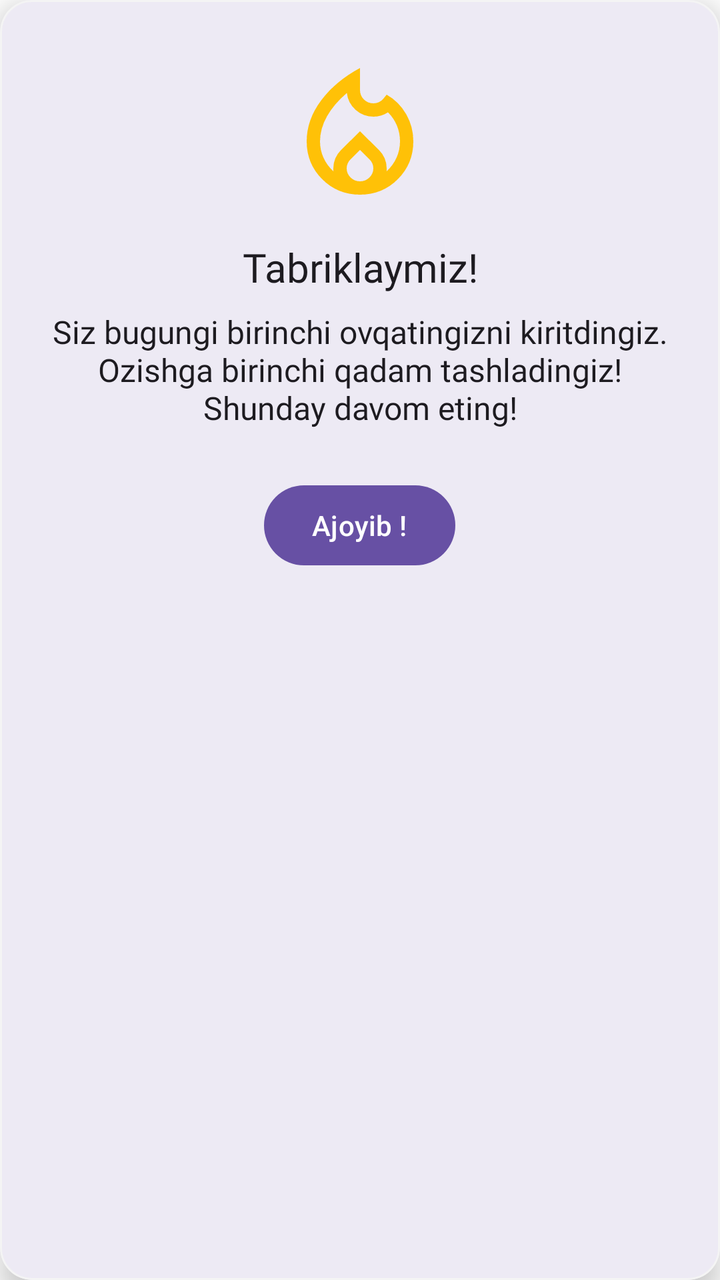
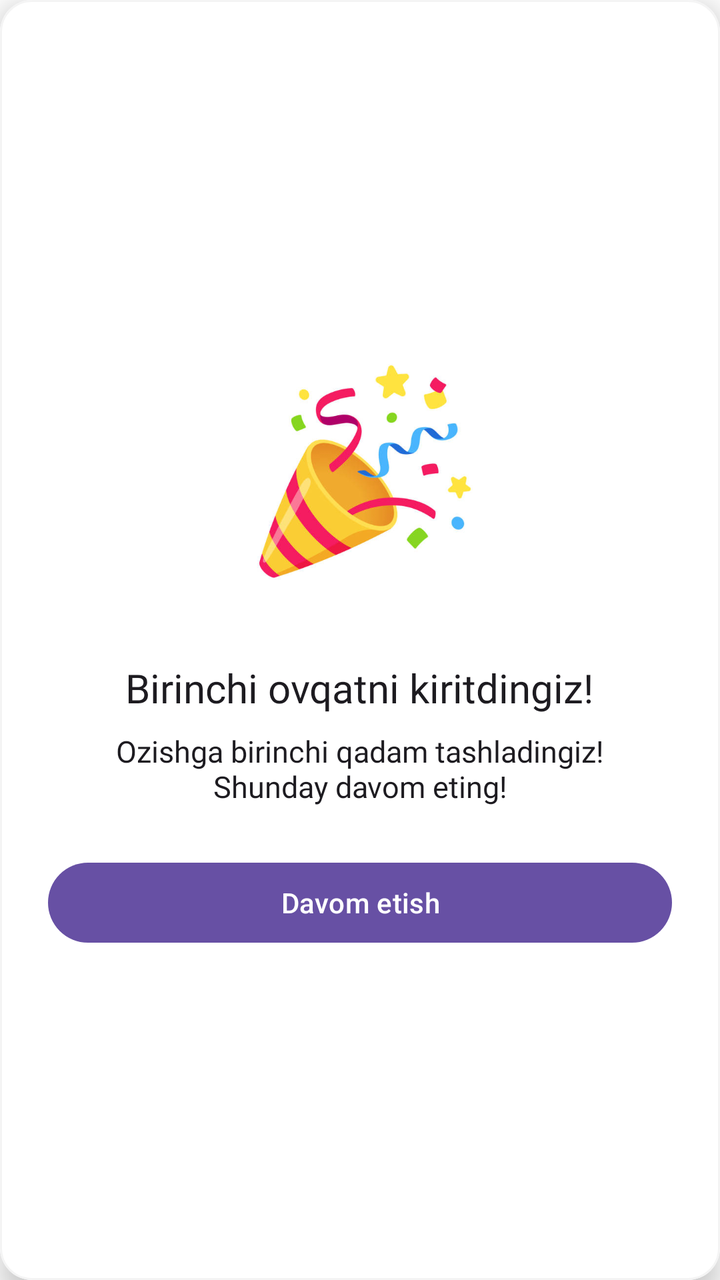

Two renders of the same Android screen: before a commit and after it. Below are the layout's source before the change and the commit's diff.
<!-- AndroidManifest.xml: application theme Theme.Ozamiz -->
<!-- res/layout/dialog_first_log_congratulation.xml -->
<?xml version="1.0" encoding="utf-8"?>
<com.google.android.material.card.MaterialCardView
    xmlns:android="http://schemas.android.com/apk/res/android"
    xmlns:app="http://schemas.android.com/apk/res-auto"
    xmlns:tools="http://schemas.android.com/tools"
    android:layout_width="match_parent"
    android:layout_height="wrap_content"
    android:layout_marginHorizontal="24dp"
    app:cardCornerRadius="16dp"
    app:cardElevation="8dp"
    app:cardBackgroundColor="?colorSurfaceContainerLowest">

    <LinearLayout
        android:layout_width="match_parent"
        android:layout_height="wrap_content"
        android:orientation="vertical"
        android:padding="24dp"
        android:gravity="center_horizontal">

        <ImageView
            android:id="@+id/image_congrats_icon"
            android:layout_width="80dp"
            android:layout_height="80dp"
            android:src="@drawable/fire_ic"
            app:tint="#FFC107"
            android:layout_marginBottom="16dp"/>

        <TextView
            android:id="@+id/text_congrats_title"
            style="@style/Title2_20"
            android:layout_width="wrap_content"
            android:layout_height="wrap_content"
            android:text="Tabriklaymiz!"
            android:textColor="?colorOnSurface"
            android:gravity="center"/>

        <TextView
            android:id="@+id/text_congrats_message"
            style="@style/Text1_16"
            android:layout_width="wrap_content"
            android:layout_height="wrap_content"
            android:layout_marginTop="8dp"
            android:textColor="?colorOnSurface"
            android:gravity="center"
            android:text="Siz bugungi birinchi ovqatingizni kiritdingiz.\nOzishga birinchi qadam tashladingiz!\nShunday davom eting!" />

        <com.google.android.material.button.MaterialButton
            android:id="@+id/button_congrats_ok"
            style="@style/Widget.Material3.Button"
            android:layout_width="wrap_content"
            android:layout_height="wrap_content"
            android:layout_marginTop="24dp"
            android:text="Ajoyib !" />

    </LinearLayout>
</com.google.android.material.card.MaterialCardView>
<!-- resources referenced by this layout -->
<resources>
  <!-- drawable fire_ic (drawable) -->
  <vector xmlns:android="http://schemas.android.com/apk/res/android"
      android:width="24dp"
      android:height="24dp"
      android:viewportWidth="960"
      android:viewportHeight="960"
      android:tint="?attr/colorControlNormal">
    <path
        android:fillColor="@android:color/white"
        android:pathData="M240,560Q240,612 261,658.5Q282,705 321,740Q320,735 320,731Q320,727 320,722Q320,690 332,662Q344,634 367,611L480,500L593,611Q616,634 628,662Q640,690 640,722Q640,727 640,731Q640,735 639,740Q678,705 699,658.5Q720,612 720,560Q720,510 701.5,465.5Q683,421 648,386L648,386Q628,399 606,405.5Q584,412 561,412Q499,412 453.5,371Q408,330 401,270L401,270Q362,303 332,338.5Q302,374 281.5,410.5Q261,447 250.5,485Q240,523 240,560ZM480,612L423,668Q412,679 406,693Q400,707 400,722Q400,754 423.5,777Q447,800 480,800Q513,800 536.5,777Q560,754 560,722Q560,706 554,692.5Q548,679 537,668L480,612ZM480,120L480,252Q480,286 503.5,309Q527,332 561,332Q579,332 594.5,324.5Q610,317 622,302L640,280Q714,322 757,397Q800,472 800,560Q800,694 707,787Q614,880 480,880Q346,880 253,787Q160,694 160,560Q160,431 246.5,315Q333,199 480,120Z"/>
  </vector>
  <style name="Text1_16">
          <item name="android:textSize">16sp</item>
          <item name="android:fontFamily">@font/roboto_regular</item>
      </style>
  <style name="Title2_20">
          <item name="android:textSize">20sp</item>
          <item name="android:fontFamily">@font/roboto_medium</item>
  
      </style>
  <style name="Theme.Ozamiz" parent="Base.Ozamiz" />
  <!-- unchanged entries left out for length: 1 -->
</resources>

<!-- the commit's change to res/layout/dialog_first_log_congratulation.xml (unified diff, before → after) -->
@@ -4,25 +4,25 @@
     xmlns:app="http://schemas.android.com/apk/res-auto"
     xmlns:tools="http://schemas.android.com/tools"
     android:layout_width="match_parent"
-    android:layout_height="wrap_content"
-    android:layout_marginHorizontal="24dp"
+    android:layout_height="match_parent"
     app:cardCornerRadius="16dp"
-    app:cardElevation="8dp"
-    app:cardBackgroundColor="?colorSurfaceContainerLowest">
+    app:cardElevation="8dp">
 
     <LinearLayout
         android:layout_width="match_parent"
-        android:layout_height="wrap_content"
+        android:layout_height="match_parent"
         android:orientation="vertical"
+        android:background="?colorSurface"
         android:padding="24dp"
-        android:gravity="center_horizontal">
+        android:layout_gravity="center"
+        android:gravity="center">
 
         <ImageView
             android:id="@+id/image_congrats_icon"
-            android:layout_width="80dp"
-            android:layout_height="80dp"
-            android:src="@drawable/fire_ic"
-            app:tint="#FFC107"
+            android:layout_width="150dp"
+            android:layout_height="150dp"
+            android:src="@drawable/congratulation_woman"
+            app:lottie_autoPlay="true"
             android:layout_marginBottom="16dp"/>
 
         <TextView
@@ -30,27 +30,27 @@
             style="@style/Title2_20"
             android:layout_width="wrap_content"
             android:layout_height="wrap_content"
-            android:text="Tabriklaymiz!"
+            android:text="Birinchi ovqatni kiritdingiz!"
             android:textColor="?colorOnSurface"
             android:gravity="center"/>
 
         <TextView
             android:id="@+id/text_congrats_message"
-            style="@style/Text1_16"
+            style="@style/Text2_15"
             android:layout_width="wrap_content"
             android:layout_height="wrap_content"
             android:layout_marginTop="8dp"
             android:textColor="?colorOnSurface"
             android:gravity="center"
-            android:text="Siz bugungi birinchi ovqatingizni kiritdingiz.\nOzishga birinchi qadam tashladingiz!\nShunday davom eting!" />
+            android:text="Ozishga birinchi qadam tashladingiz!\nShunday davom eting!" />
 
         <com.google.android.material.button.MaterialButton
             android:id="@+id/button_congrats_ok"
             style="@style/Widget.Material3.Button"
-            android:layout_width="wrap_content"
+            android:layout_width="match_parent"
             android:layout_height="wrap_content"
             android:layout_marginTop="24dp"
-            android:text="Ajoyib !" />
+            android:text="Davom etish" />
 
     </LinearLayout>
 </com.google.android.material.card.MaterialCardView>
<!-- resource entries referenced after the edit -->
@@ -1,20 +1,12 @@
 <!-- resources referenced by this layout -->
 <resources>
-  <!-- drawable fire_ic (drawable) -->
-  <vector xmlns:android="http://schemas.android.com/apk/res/android"
-      android:width="24dp"
-      android:height="24dp"
-      android:viewportWidth="960"
-      android:viewportHeight="960"
-      android:tint="?attr/colorControlNormal">
-    <path
-        android:fillColor="@android:color/white"
-        android:pathData="M240,560Q240,612 261,658.5Q282,705 321,740Q320,735 320,731Q320,727 320,722Q320,690 332,662Q344,634 367,611L480,500L593,611Q616,634 628,662Q640,690 640,722Q640,727 640,731Q640,735 639,740Q678,705 699,658.5Q720,612 720,560Q720,510 701.5,465.5Q683,421 648,386L648,386Q628,399 606,405.5Q584,412 561,412Q499,412 453.5,371Q408,330 401,270L401,270Q362,303 332,338.5Q302,374 281.5,410.5Q261,447 250.5,485Q240,523 240,560ZM480,612L423,668Q412,679 406,693Q400,707 400,722Q400,754 423.5,777Q447,800 480,800Q513,800 536.5,777Q560,754 560,722Q560,706 554,692.5Q548,679 537,668L480,612ZM480,120L480,252Q480,286 503.5,309Q527,332 561,332Q579,332 594.5,324.5Q610,317 622,302L640,280Q714,322 757,397Q800,472 800,560Q800,694 707,787Q614,880 480,880Q346,880 253,787Q160,694 160,560Q160,431 246.5,315Q333,199 480,120Z"/>
-  </vector>
-  <style name="Text1_16">
-          <item name="android:textSize">16sp</item>
+  <!-- drawable congratulation_woman: jpg bitmap (drawable, 26227 bytes) -->
+  <style name="Text2_15">
+          <item name="android:textSize">15sp</item>
           <item name="android:fontFamily">@font/roboto_regular</item>
       </style>
+  
+      //Subtitle
   <style name="Title2_20">
           <item name="android:textSize">20sp</item>
           <item name="android:fontFamily">@font/roboto_medium</item>
